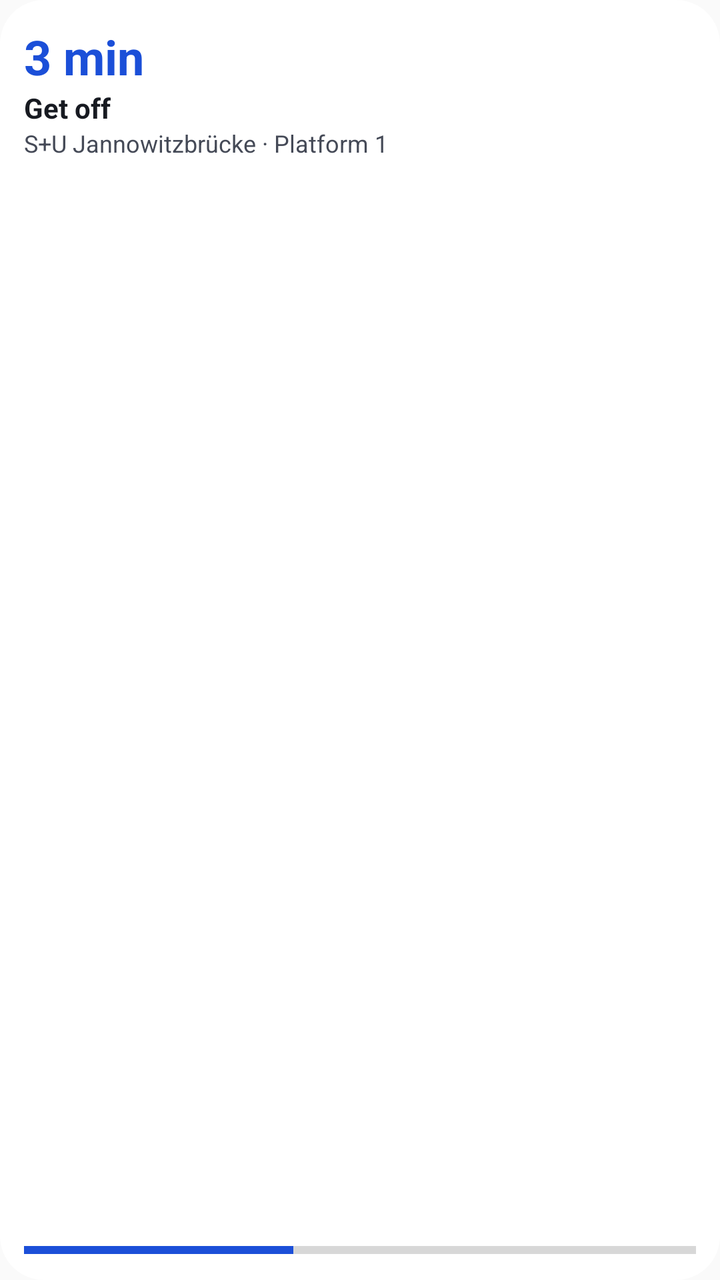
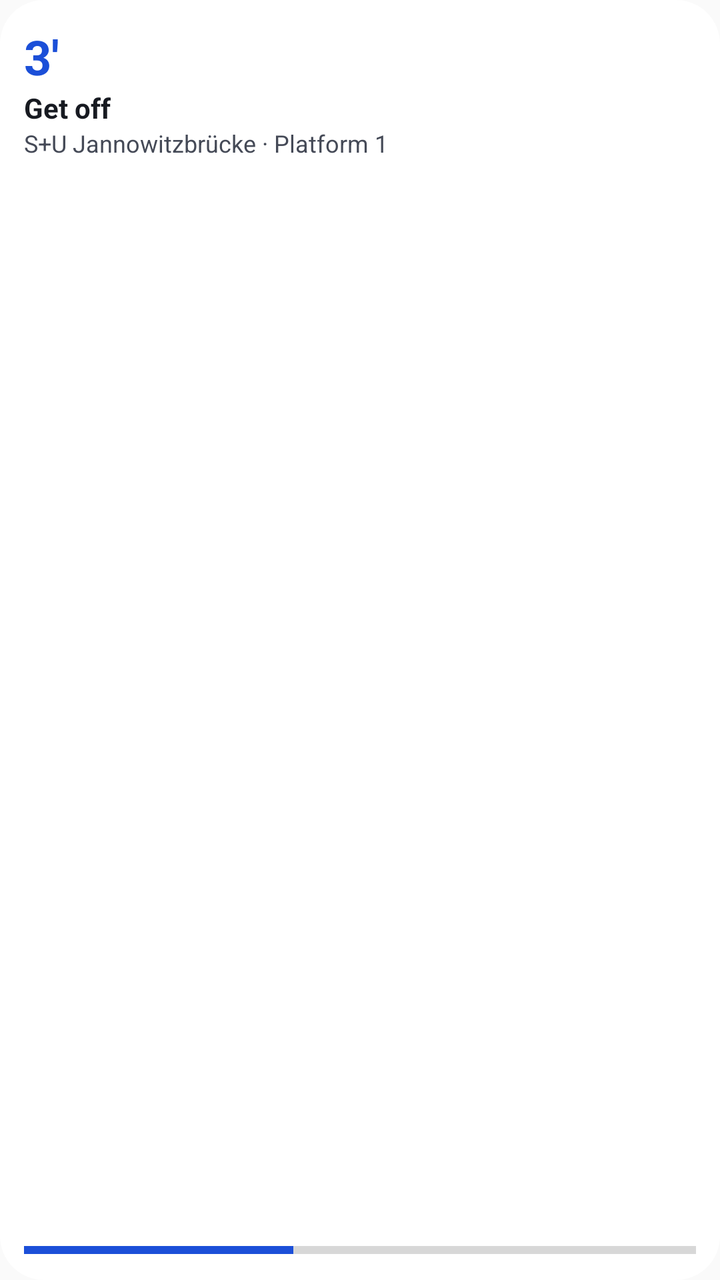

Compare the two renders of this Android layout. The source of the first and the diff that turns it into the second are given below.
<!-- AndroidManifest.xml: application theme Theme.NextStop -->
<!-- res/layout/widget_preview_trip.xml -->
<?xml version="1.0" encoding="utf-8"?>
<LinearLayout
    xmlns:android="http://schemas.android.com/apk/res/android"
    android:layout_width="match_parent"
    android:layout_height="match_parent"
    android:background="@drawable/widget_preview_card"
    android:orientation="vertical"
    android:padding="12dp">
    <TextView
        android:layout_width="wrap_content"
        android:layout_height="wrap_content"
        android:maxLines="1"
        android:ellipsize="end"
        android:text="3 min"
        android:textColor="#1B4FD8"
        android:textSize="24sp"
        android:textStyle="bold" />
    <TextView
        android:layout_width="wrap_content"
        android:layout_height="wrap_content"
        android:maxLines="1"
        android:ellipsize="end"
        android:text="@string/widget_get_off"
        android:textColor="#171A21"
        android:textSize="14sp"
        android:textStyle="bold" />
    <TextView
        android:layout_width="wrap_content"
        android:layout_height="wrap_content"
        android:maxLines="1"
        android:ellipsize="end"
        android:text="@string/widget_preview_place"
        android:textColor="#454A57"
        android:textSize="12sp" />
    <FrameLayout
        android:layout_width="1dp"
        android:layout_height="0dp"
        android:layout_weight="1" />
    <ProgressBar
        android:layout_width="match_parent"
        android:layout_height="6dp"
        style="@android:style/Widget.Material.ProgressBar.Horizontal"
        android:max="100"
        android:progress="40"
        android:progressTint="#1B4FD8" />
</LinearLayout>
<!-- resources referenced by this layout -->
<resources>
  <!-- drawable widget_preview_card (drawable) -->
  <?xml version="1.0" encoding="utf-8"?>
  <shape xmlns:android="http://schemas.android.com/apk/res/android" android:shape="rectangle">
      <solid android:color="#FFFFFFFF" />
      <corners android:radius="22dp" />
  </shape>
  <string name="widget_get_off">Get off</string>
  <string name="widget_preview_place">S+U Jannowitzbrücke · Platform 1</string>
  <style name="Theme.NextStop" parent="android:Theme.Material.Light.NoActionBar" />
</resources>

<!-- the commit's change to res/layout/widget_preview_trip.xml (unified diff, before → after) -->
@@ -11,7 +11,7 @@
         android:layout_height="wrap_content"
         android:maxLines="1"
         android:ellipsize="end"
-        android:text="3 min"
+        android:text="3′"
         android:textColor="#1B4FD8"
         android:textSize="24sp"
         android:textStyle="bold" />
